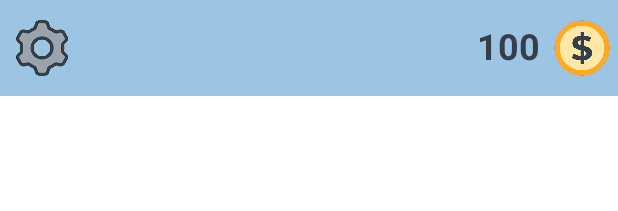
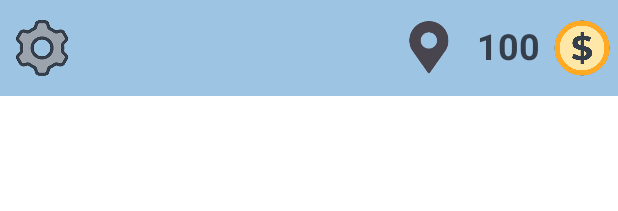
Before and after one commit to giuzep9/GoldenHorsesJosep, an Android app built with Jetpack Compose: the @Preview function PreviewAppTopBar, on a phone screen of 412 x 824 dp. Shown: the top 211 px of the screen. Run offline under Robolectric (Android 15) with nearby library versions, the phone set to English and light mode, and no system bars; our stand-ins replace Room's generated code.

Commit message:
Ubicación arreglada y definitiva

```diff
--- a/app/src/main/java/com/eva/goldenhorses/uii/AppTopBar.kt
+++ b/app/src/main/java/com/eva/goldenhorses/uii/AppTopBar.kt
@@ -19,6 +19,10 @@ import androidx.compose.ui.unit.sp
 import com.eva.goldenhorses.R
 import com.eva.goldenhorses.MusicService
 import com.eva.goldenhorses.model.Jugador
+import android.location.Geocoder
+import java.util.*
+import com.eva.goldenhorses.utils.obtenerPaisDesdeUbicacion
+
 
 @OptIn(ExperimentalMaterial3Api::class)
 @Composable
@@ -26,9 +30,11 @@ fun AppTopBar(
     context: Context,
     isMusicMuted: Boolean,
     onToggleMusic: (Boolean) -> Unit,
-    jugador: Jugador? = null
+    jugador: Jugador? = null,
+    pais: String? = null
 ) {
     var showMenu by remember { mutableStateOf(false) }
+    var showLocationMenu by remember { mutableStateOf(false) }
 
     TopAppBar(
         title = { /* Puedes agregar un título si quieres */ },
@@ -67,6 +73,28 @@ fun AppTopBar(
         actions = {
             if (jugador != null) {
 
+                // Icono de ubicación
+                IconButton(onClick = { showLocationMenu = true }) {
+                    Icon(
+                        painter = painterResource(id = R.drawable.ic_ubicacion),
+                        contentDescription = "Ubicación",
+                        modifier = Modifier.size(40.dp)
+                    )
+                }
+
+                DropdownMenu(
+                    expanded = showLocationMenu,
+                    onDismissRequest = { showLocationMenu = false }
+                ) {
+                    DropdownMenuItem(
+                        text = { Text(text = pais ?: "Ubicación desconocida") },
+                        onClick = {
+                            showLocationMenu = false
+                        }
+                    )
+                }
+
+
                 Text(
                     text = "${jugador.monedas}",
                     color = Color(0xFF343F4B),
@@ -80,19 +108,33 @@ fun AppTopBar(
                     contentDescription = "Coins Icon",
                     modifier = Modifier.size(40.dp)
                 )
+
+
             }
         }
     )
 }
+
 @Preview(showBackground = true)
 @Composable
 fun PreviewAppTopBar() {
     var isMusicMuted by remember { mutableStateOf(false) }
 
+    val fakeJugador = Jugador(
+        nombre = "Jugador1",
+        monedas = 100,
+        partidas = 5,
+        victorias = 2,
+        palo = "Oros"
+    ).apply {
+        latitud = 40.4168  // Madrid, por ejemplo
+        longitud = -3.7038
+    }
+
     AppTopBar(
         context = LocalContext.current,
         isMusicMuted = isMusicMuted,
         onToggleMusic = { newState -> isMusicMuted = newState },
-        jugador = Jugador(nombre = "Jugador1", monedas = 100, palo = "Oros") // Ahora pasamos también el valor de palo
+        jugador = fakeJugador
     )
 }
```
Also changed, not shown: app/src/main/java/com/eva/goldenhorses/uii/HomeActivity.kt (+20 -3 lines), app/src/main/java/com/eva/goldenhorses/utils/LocationUtils.kt (added, +23 -0 lines), app/src/main/java/com/eva/goldenhorses/viewmodel/JugadorViewModel.kt (+14 -0 lines), app/src/main/res/drawable/ic_ubicacion.png (added).
